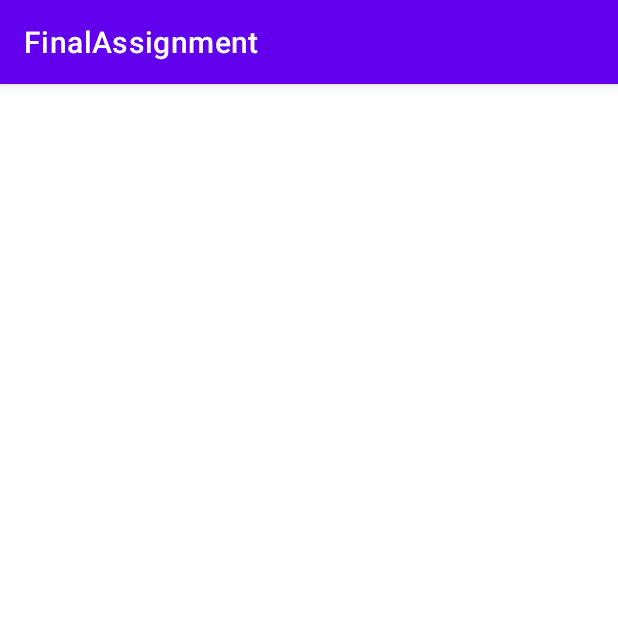
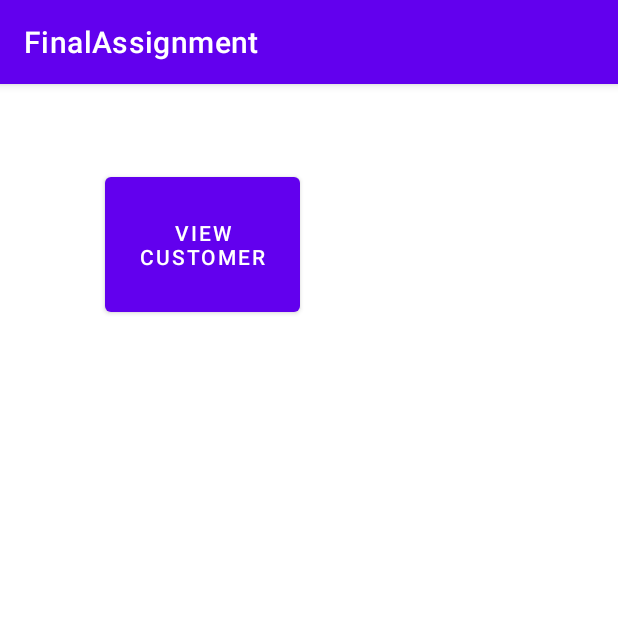
Before and after one commit to chhabi10/FinalAssignment, an Android app: the DashboardActivity screen opened directly, with no data from a screen before it, on a phone screen of 412 x 824 dp, the top half of it. Run offline under Robolectric (Android 15) with nearby library versions, the phone set to English and light mode, and no system bars.

Commit message:
dashboard

```diff
--- a/app/src/main/AndroidManifest.xml
+++ b/app/src/main/AndroidManifest.xml
@@ -9,7 +9,8 @@
         android:roundIcon="@mipmap/ic_launcher_round"
         android:supportsRtl="true"
         android:theme="@style/Theme.FinalAssignment">
-        <activity android:name=".activities.ui.DashboardActivity"></activity>
+        <activity android:name=".activities.ui.CustomerviewActivity"></activity>
+        <activity android:name=".activities.ui.DashboardActivity" />
         <activity android:name=".activities.ui.SplashscreenActivity">
             <intent-filter>
                 <action android:name="android.intent.action.MAIN" />
@@ -27,7 +28,7 @@
             <!-- <category android:name="android.intent.category.LAUNCHER" /> -->
             <!-- </intent-filter> -->
         </activity>
-        <activity android:name=".activities.ui.MainActivity"></activity>
+        <activity android:name=".activities.ui.MainActivity" />
     </application>
 
 </manifest>
--- a/app/src/main/java/com/chhabi/finalassignment/activities/ui/DashboardActivity.kt
+++ b/app/src/main/java/com/chhabi/finalassignment/activities/ui/DashboardActivity.kt
@@ -1,12 +1,20 @@
 package com.chhabi.finalassignment.activities.ui
 
+import android.content.Intent
 import androidx.appcompat.app.AppCompatActivity
 import android.os.Bundle
+import android.widget.Button
 import com.chhabi.finalassignment.R
 
 class DashboardActivity : AppCompatActivity() {
+private lateinit var btnView:Button
     override fun onCreate(savedInstanceState: Bundle?) {
         super.onCreate(savedInstanceState)
         setContentView(R.layout.activity_dashboard)
+
+        btnView=findViewById(R.id.btnView)
+        btnView.setOnClickListener {
+            startActivity(Intent(this, CustomerviewActivity::class.java))
+        }
     }
 }
--- a/app/src/main/res/layout/activity_dashboard.xml
+++ b/app/src/main/res/layout/activity_dashboard.xml
@@ -1,9 +1,18 @@
 <?xml version="1.0" encoding="utf-8"?>
-<androidx.constraintlayout.widget.ConstraintLayout xmlns:android="http://schemas.android.com/apk/res/android"
+<LinearLayout xmlns:android="http://schemas.android.com/apk/res/android"
     xmlns:app="http://schemas.android.com/apk/res-auto"
     xmlns:tools="http://schemas.android.com/tools"
     android:layout_width="match_parent"
     android:layout_height="match_parent"
+    android:orientation="vertical"
     tools:context=".activities.ui.DashboardActivity">
+    <Button
+        android:id="@+id/btnView"
+        android:layout_width="130dp"
+        android:layout_height="102dp"
+        android:layout_marginTop="56dp"
+        android:layout_marginLeft="70dp"
+        android:text="View customer"
+         />
 
-</androidx.constraintlayout.widget.ConstraintLayout>
+</LinearLayout>
```
Also changed, not shown: app/src/main/java/com/chhabi/finalassignment/activities/ui/CustomerviewActivity.kt (added, +12 -0 lines), app/src/main/res/layout/activity_customerview.xml (added, +9 -0 lines).
